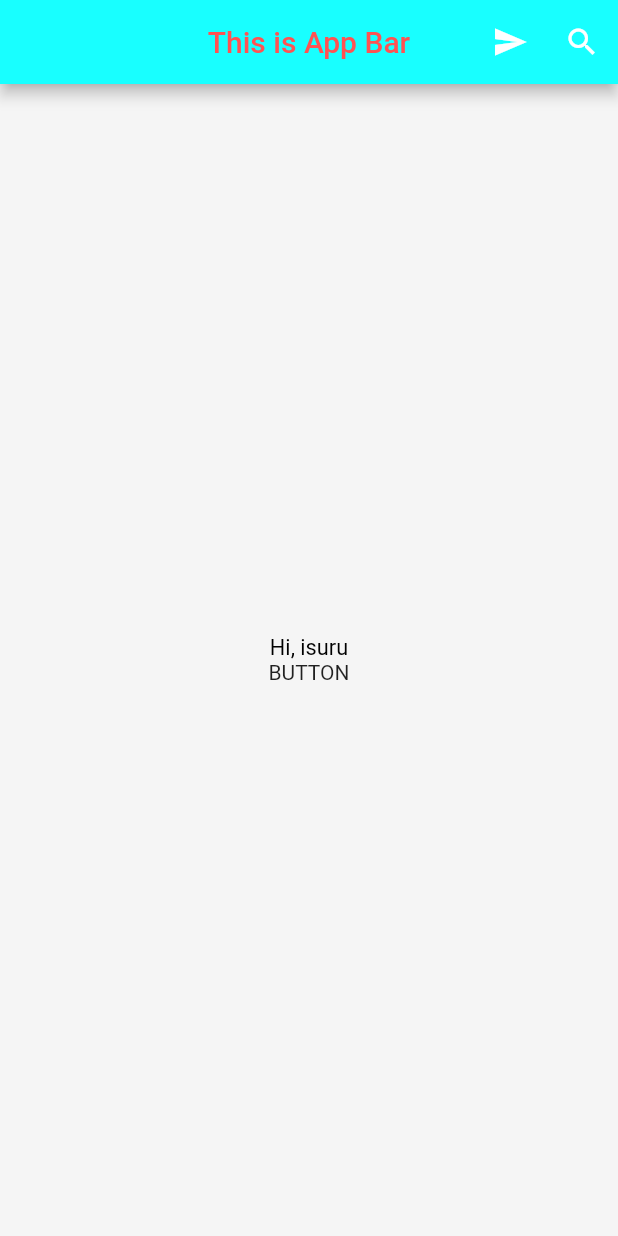
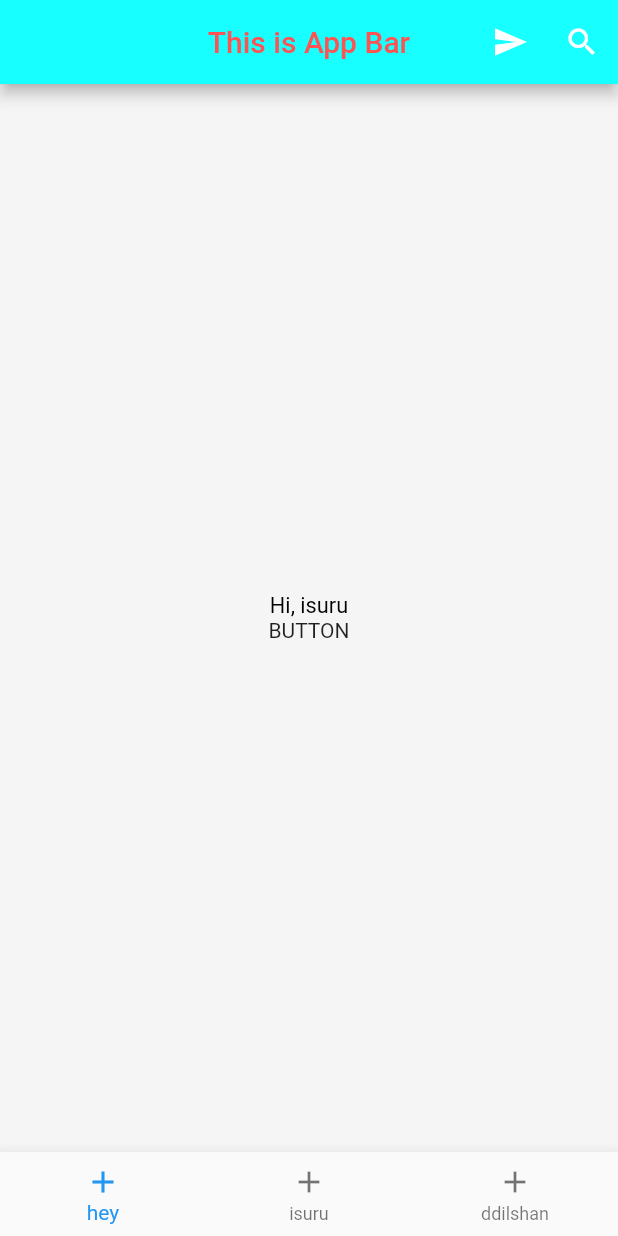
Before and after one commit to isurudilshan101/login_app1, a Flutter app: the screen it shows after launch, on a phone screen of 412 x 824 dp. Run offline on Flutter 3.47's test engine with Material 2 defaults, Android fonts, the phone set to English and light mode, and no system bars.

Commit message:
flutter practice 10

```diff
--- a/login_app/lib/ui/login.dart
+++ b/login_app/lib/ui/login.dart
@@ -91,9 +91,13 @@ class LoginState extends State<Login>{
 
                 InkWell(
                 child:Text("BUTTON"),
+
                 onTap: ()=>debugPrint("Button tapped"),
 
+
           ),
+
+
 
           ],
         ),
@@ -176,10 +180,21 @@ class LoginState extends State<Login>{
       // ),
 
 
+
+
         ),
 
+              bottomNavigationBar:BottomNavigationBar(
+              items:[
+              BottomNavigationBarItem(icon:Icon(Icons.add),title:Text("hey")),
+              BottomNavigationBarItem(icon:Icon(Icons.add),title:Text("isuru")),
+              BottomNavigationBarItem(icon:Icon(Icons.add),title:Text("ddilshan")),
+
+            ]
+          ),
 
     );
+
 
   }
 
```
